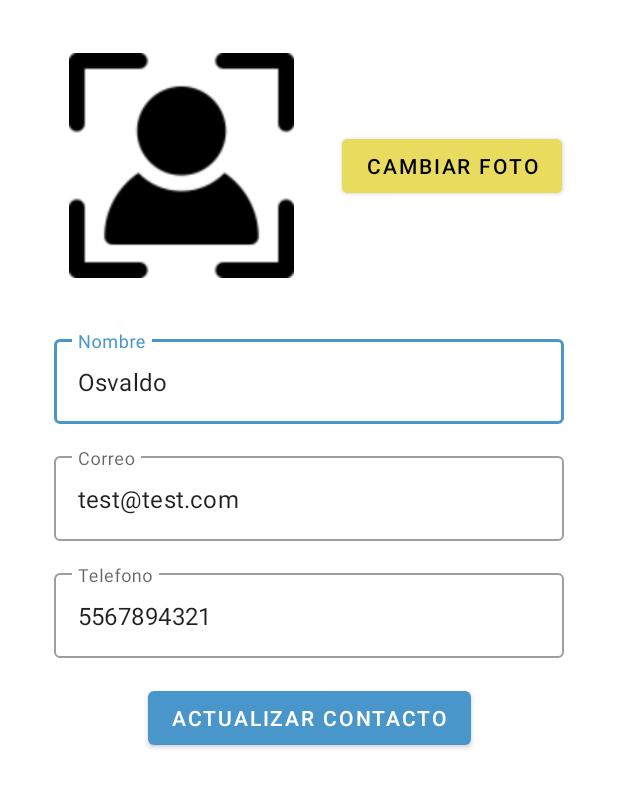
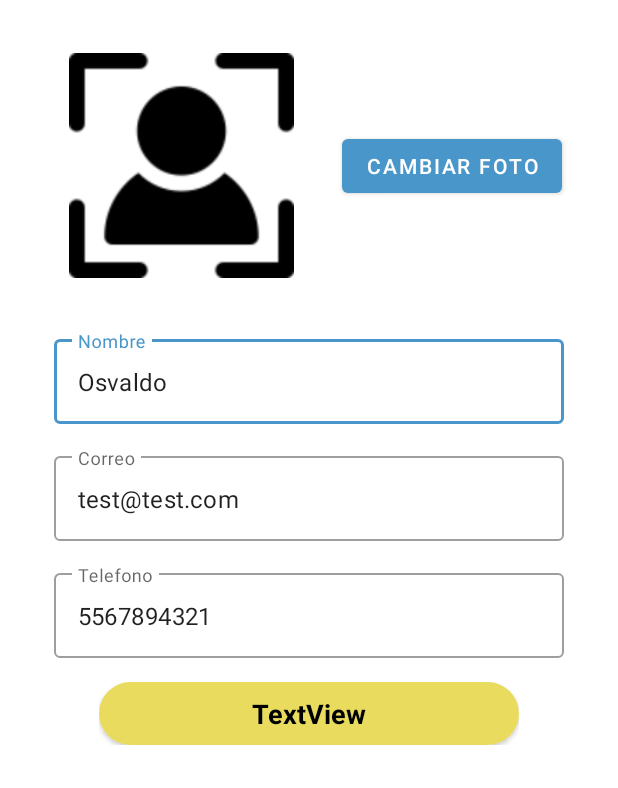
Before and after one commit to osvaldo-o/proyect-agenda-android, an Android app: the layout fragment_update_contact.xml on its own in the app's theme, with its tools: preview values and no code run, on a phone screen of 412 x 824 dp. Shown: the top 788 px of the screen. Run offline under Robolectric (Android 15) with nearby library versions, the phone set to English and light mode, and no system bars.

Commit message:
Button Progress

```diff
--- a/AgendaApp/app/src/main/res/layout/fragment_update_contact.xml
+++ b/AgendaApp/app/src/main/res/layout/fragment_update_contact.xml
@@ -77,16 +77,6 @@
 
     </com.google.android.material.textfield.TextInputLayout>
 
-    <Button
-        android:id="@+id/buttonUpdate"
-        android:layout_width="wrap_content"
-        android:layout_height="wrap_content"
-        android:layout_marginTop="16dp"
-        android:text="actualizar contacto"
-        app:layout_constraintEnd_toEndOf="@+id/TextInputLayout3"
-        app:layout_constraintStart_toStartOf="@+id/TextInputLayout3"
-        app:layout_constraintTop_toBottomOf="@+id/TextInputLayout3" />
-
     <androidx.constraintlayout.widget.Guideline
         android:id="@+id/guideline"
         android:layout_width="wrap_content"
@@ -100,10 +90,18 @@
         android:layout_height="wrap_content"
         android:layout_marginStart="32dp"
         android:text="cambiar foto"
-        android:textColor="@color/black"
-        android:backgroundTint="@color/colorSecondary2"
         app:layout_constraintBottom_toBottomOf="@+id/imageView"
         app:layout_constraintStart_toEndOf="@+id/imageView"
         app:layout_constraintTop_toTopOf="@+id/imageView" />
 
+    <include
+        android:id="@+id/buttonUpdate"
+        layout="@layout/progress_btn_layout"
+        android:layout_width="280dp"
+        android:layout_height="wrap_content"
+        android:layout_marginTop="16dp"
+        app:layout_constraintEnd_toEndOf="@+id/TextInputLayout3"
+        app:layout_constraintStart_toStartOf="@+id/TextInputLayout3"
+        app:layout_constraintTop_toBottomOf="@+id/TextInputLayout3" />
+
 </androidx.constraintlayout.widget.ConstraintLayout>
--- /dev/null
+++ b/AgendaApp/app/src/main/res/layout/progress_btn_layout.xml
@@ -0,0 +1,51 @@
+<?xml version="1.0" encoding="utf-8"?>
+<androidx.constraintlayout.widget.ConstraintLayout xmlns:android="http://schemas.android.com/apk/res/android"
+    xmlns:app="http://schemas.android.com/apk/res-auto"
+    xmlns:tools="http://schemas.android.com/tools"
+    android:layout_width="match_parent"
+    android:layout_height="match_parent">
+
+    <androidx.cardview.widget.CardView
+        android:id="@+id/cardView"
+        android:layout_width="match_parent"
+        android:layout_height="42dp"
+        app:layout_constraintBottom_toBottomOf="parent"
+        app:layout_constraintEnd_toEndOf="parent"
+        app:layout_constraintStart_toStartOf="parent"
+        app:cardCornerRadius="50dp"
+        android:clickable="true">
+
+        <androidx.constraintlayout.widget.ConstraintLayout
+            android:id="@+id/constraint_layout"
+            android:layout_width="match_parent"
+            android:layout_height="match_parent"
+            android:background="@color/colorSecondary2">
+
+            <TextView
+                android:id="@+id/textView3"
+                android:layout_width="wrap_content"
+                android:layout_height="wrap_content"
+                android:text="TextView"
+                android:textSize="18sp"
+                android:textColor="@color/black"
+                android:textStyle="bold"
+                app:layout_constraintBottom_toBottomOf="parent"
+                app:layout_constraintEnd_toEndOf="parent"
+                app:layout_constraintStart_toStartOf="parent"
+                app:layout_constraintTop_toTopOf="parent" />
+
+            <ProgressBar
+                android:id="@+id/progressBar3"
+                style="?android:attr/progressBarStyle"
+                android:layout_width="30dp"
+                android:layout_height="30dp"
+                android:layout_marginStart="12dp"
+                android:visibility="gone"
+                app:layout_constraintBottom_toBottomOf="@+id/textView3"
+                app:layout_constraintStart_toEndOf="@+id/textView3"
+                app:layout_constraintTop_toTopOf="@+id/textView3" />
+
+        </androidx.constraintlayout.widget.ConstraintLayout>
+    </androidx.cardview.widget.CardView>
+
+</androidx.constraintlayout.widget.ConstraintLayout>
```
Also changed, not shown: AgendaApp/app/src/main/java/fes/aragon/agendaapp/ui/auth/LoginFragment.kt (+6 -1 lines), AgendaApp/app/src/main/java/fes/aragon/agendaapp/ui/button/ProgressButton.kt (added, +25 -0 lines), AgendaApp/app/src/main/java/fes/aragon/agendaapp/ui/contacts/AddContactFragment.kt (+6 -5 lines), AgendaApp/app/src/main/java/fes/aragon/agendaapp/ui/contacts/ContactsFragment.kt (+12 -2 lines), AgendaApp/app/src/main/java/fes/aragon/agendaapp/ui/contacts/UpdateContactFragment.kt (+25 -3 lines), AgendaApp/app/src/main/java/fes/aragon/agendaapp/viewmodel/ContactsViewModel.kt (+16 -11 lines), AgendaApp/app/src/main/res/layout/fragment_add_contact.xml (+10 -12 lines).
